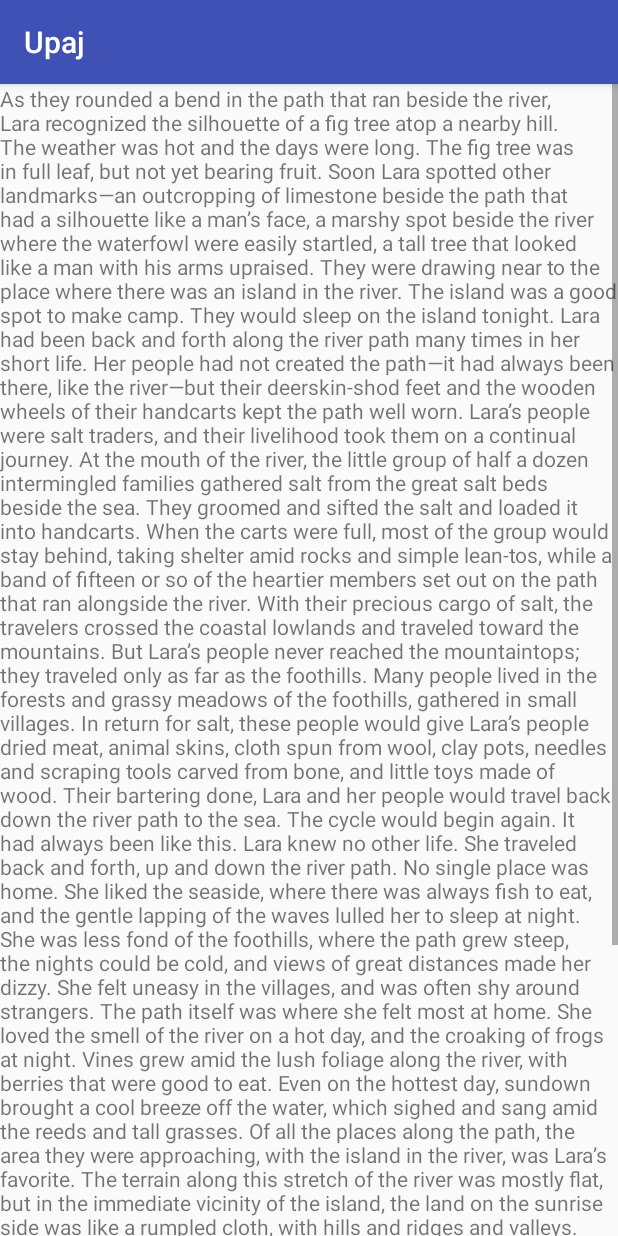
After one commit to Green-Hack-2017/Upaj, an Android app: the fragment NewsFeedFragment shown on its own in the app's theme, on a phone screen of 412 x 824 dp. The commit adds this screen. Run offline under Robolectric (Android 15) with nearby library versions, the phone set to English and light mode, and no system bars.

Commit message:
add fragment code

```diff
--- a/mobile_app/Upaj/app/build.gradle
+++ b/mobile_app/Upaj/app/build.gradle
@@ -26,5 +26,7 @@ dependencies {
     })
     compile 'com.android.support:appcompat-v7:25.3.1'
     compile 'com.android.support.constraint:constraint-layout:1.0.2'
+    compile 'com.android.support:design:25.3.1'
+    compile 'com.android.support:support-v4:25.3.1'
     testCompile 'junit:junit:4.12'
 }
--- /dev/null
+++ b/mobile_app/Upaj/app/src/main/java/com/zeeshan/pradeep/kartik/upaj/NewsFeedFragment.java
@@ -0,0 +1,29 @@
+package com.zeeshan.pradeep.kartik.upaj;
+
+
+import android.os.Bundle;
+import android.support.v4.app.Fragment;
+import android.view.LayoutInflater;
+import android.view.View;
+import android.view.ViewGroup;
+
+
+/**
+ * A simple {@link Fragment} subclass.
+ */
+public class NewsFeedFragment extends Fragment {
+
+
+    public NewsFeedFragment() {
+        // Required empty public constructor
+    }
+
+
+    @Override
+    public View onCreateView(LayoutInflater inflater, ViewGroup container,
+                             Bundle savedInstanceState) {
+        // Inflate the layout for this fragment
+        return inflater.inflate(R.layout.fragment_news_feed, container, false);
+    }
+
+}
--- /dev/null
+++ b/mobile_app/Upaj/app/src/main/res/layout/fragment_news_feed.xml
@@ -0,0 +1,31 @@
+<FrameLayout xmlns:android="http://schemas.android.com/apk/res/android"
+    xmlns:tools="http://schemas.android.com/tools"
+    android:layout_width="match_parent"
+    android:layout_height="match_parent"
+    tools:context="com.zeeshan.pradeep.kartik.upaj.NewsFeedFragment">
+
+    <!-- TODO: Update blank fragment layout -->
+
+    <ScrollView
+        android:layout_width="match_parent"
+        android:layout_height="match_parent">
+        <TextView
+            android:layout_width="match_parent"
+            android:layout_height="match_parent"
+            android:text="As they rounded a bend in the path that ran beside the river, Lara recognized the silhouette of a fig tree atop a nearby hill. The weather was hot and the days were long. The fig tree was in full leaf, but not yet bearing fruit.
+Soon Lara spotted other landmarks—an outcropping of limestone beside the path that had a silhouette like a man’s face, a marshy spot beside the river where the waterfowl were easily startled, a tall tree that looked like a man with his arms upraised. They were drawing near to the place where there was an island in the river. The island was a good spot to make camp. They would sleep on the island tonight.
+Lara had been back and forth along the river path many times in her short life. Her people had not created the path—it had always been there, like the river—but their deerskin-shod feet and the wooden wheels of their handcarts kept the path well worn. Lara’s people were salt traders, and their livelihood took them on a continual journey.
+At the mouth of the river, the little group of half a dozen intermingled families gathered salt from the great salt beds beside the sea. They groomed and sifted the salt and loaded it into handcarts. When the carts were full, most of the group would stay behind, taking shelter amid rocks and simple lean-tos, while a band of fifteen or so of the heartier members set out on the path that ran alongside the river.
+With their precious cargo of salt, the travelers crossed the coastal lowlands and traveled toward the mountains. But Lara’s people never reached the mountaintops; they traveled only as far as the foothills. Many people lived in the forests and grassy meadows of the foothills, gathered in small villages. In return for salt, these people would give Lara’s people dried meat, animal skins, cloth spun from wool, clay pots, needles and scraping tools carved from bone, and little toys made of wood.
+Their bartering done, Lara and her people would travel back down the river path to the sea. The cycle would begin again.
+It had always been like this. Lara knew no other life. She traveled back and forth, up and down the river path. No single place was home. She liked the seaside, where there was always fish to eat, and the gentle lapping of the waves lulled her to sleep at night. She was less fond of the foothills, where the path grew steep, the nights could be cold, and views of great distances made her dizzy. She felt uneasy in the villages, and was often shy around strangers. The path itself was where she felt most at home. She loved the smell of the river on a hot day, and the croaking of frogs at night. Vines grew amid the lush foliage along the river, with berries that were good to eat. Even on the hottest day, sundown brought a cool breeze off the water, which sighed and sang amid the reeds and tall grasses.
+Of all the places along the path, the area they were approaching, with the island in the river, was Lara’s favorite.
+The terrain along this stretch of the river was mostly flat, but in the immediate vicinity of the island, the land on the sunrise side was like a rumpled cloth, with hills and ridges and valleys. Among Lara’s people, there was a wooden baby’s crib, suitable for strapping to a cart, that had been passed down for generations. The island was shaped like that crib, longer than it was wide and pointed at the upriver end, where the flow had eroded both banks. The island was like a crib, and the group of hills on the sunrise side of the river were like old women mantled in heavy cloaks gathered to have a look at the baby in the crib—that was how Lara’s father had once described the lay of the land.
+Larth spoke like that all the time, conjuring images of giants and monsters in the landscape. He could perceive the spirits, called numina, that dwelled in rocks and trees. Sometimes he could speak to them and hear what they had to say. The river was his oldest friend and told him where the fishing would be best. From whispers in the wind he could foretell the next day’s weather. Because of such skills, Larth was the leader of the group.
+“We’re close to the island, aren’t we, Papa?” said Lara."/>
+
+
+
+
+    </ScrollView>
+</FrameLayout>
--- a/mobile_app/Upaj/app/src/main/res/values/strings.xml
+++ b/mobile_app/Upaj/app/src/main/res/values/strings.xml
@@ -1,3 +1,6 @@
 <resources>
     <string name="app_name">Upaj</string>
+
+    <!-- TODO: Remove or change this placeholder text -->
+    <string name="hello_blank_fragment">Hello blank fragment</string>
 </resources>
```
Also changed, not shown: mobile_app/Upaj/app/src/main/java/com/zeeshan/pradeep/kartik/upaj/HelpFragment.java (added, +29 -0 lines), mobile_app/Upaj/app/src/main/java/com/zeeshan/pradeep/kartik/upaj/ReportFragment.java (added, +29 -0 lines), mobile_app/Upaj/app/src/main/java/com/zeeshan/pradeep/kartik/upaj/ViewPagerFragment.java (added, +61 -0 lines), mobile_app/Upaj/app/src/main/res/layout/fragment_help.xml (added, +16 -0 lines), mobile_app/Upaj/app/src/main/res/layout/fragment_report.xml (added, +17 -0 lines), mobile_app/Upaj/app/src/main/res/layout/fragment_view_pager.xml (added, +13 -0 lines), mobile_app/Upaj/app/src/main/res/layout/fragment_viewpager.xml (added, +20 -0 lines).
